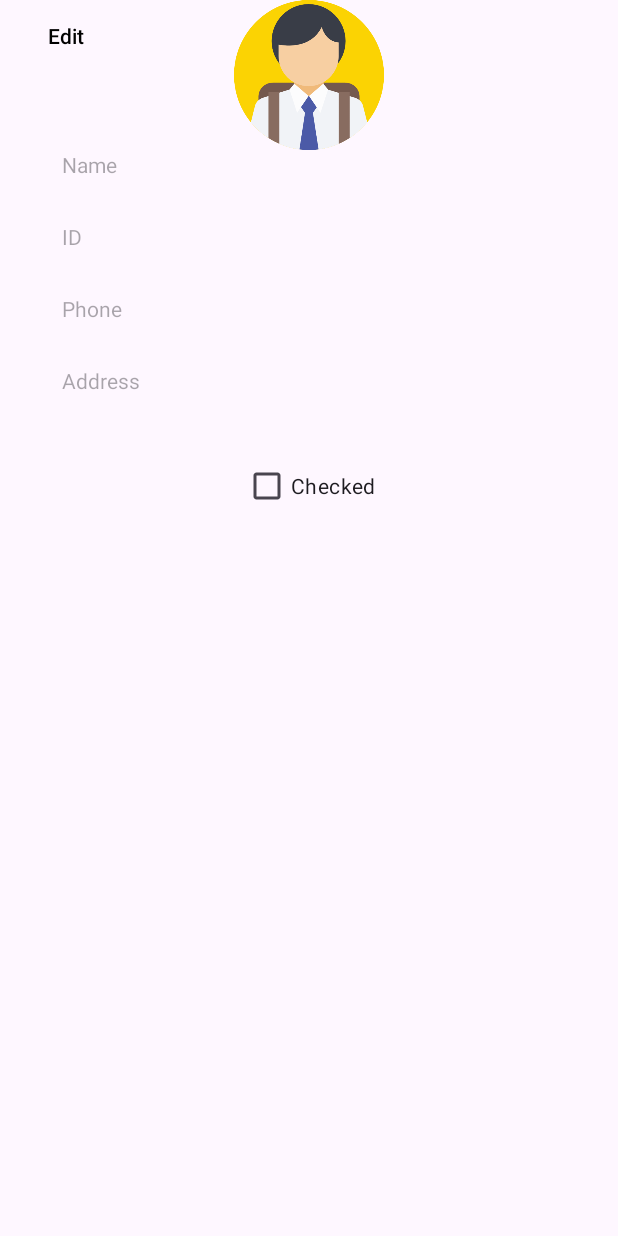
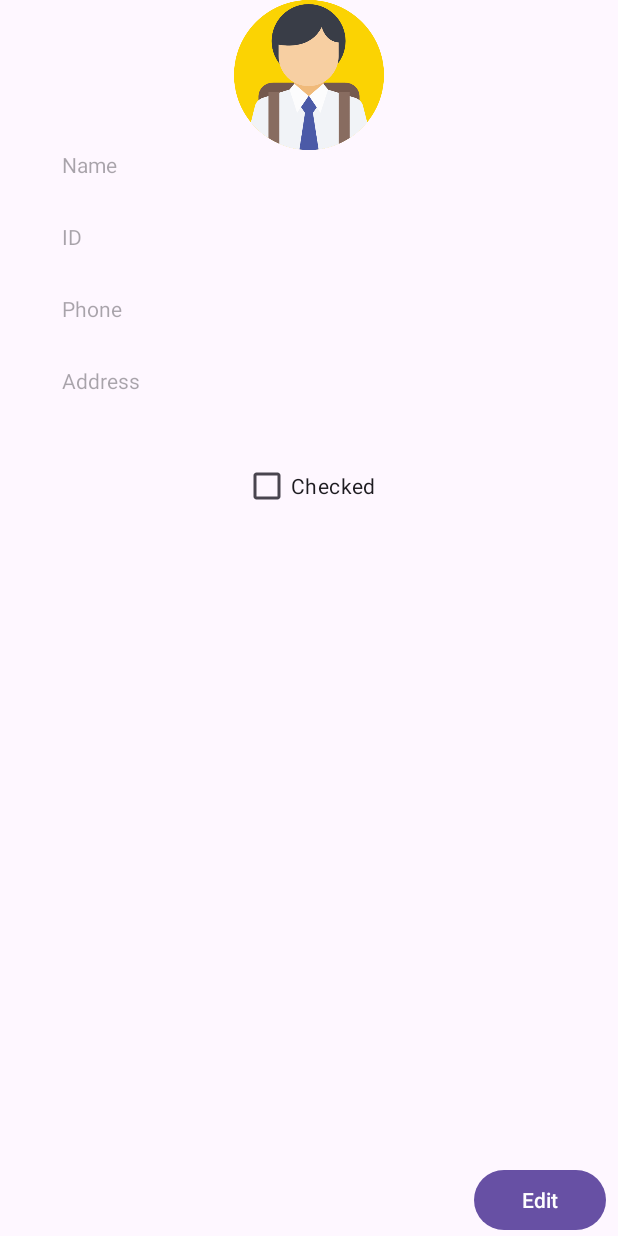
Before and after one commit to galCohen211/StudentApp, an Android app: the StudentDetails screen opened directly, with no data from a screen before it, on a phone screen of 412 x 824 dp. Run offline under Robolectric (Android 15) with nearby library versions, the phone set to English and light mode, and no system bars.

Commit message:
Front of details students and minor changes

```diff
--- a/app/src/main/res/layout/activity_student_details.xml
+++ b/app/src/main/res/layout/activity_student_details.xml
@@ -92,15 +92,13 @@
         app:layout_constraintWidth_percent="0.8"/>
 
     <Button
-        android:id="@+id/details_student_btn_edit"
+        android:id="@+id/student_details_edit_btn"
         android:layout_width="0dp"
         android:layout_height="wrap_content"
-        android:layout_weight="1"
-        android:backgroundTint="@android:color/transparent"
+        android:layout_marginEnd="8dp"
         android:text="Edit"
-        android:textColor="@android:color/black"
-        tools:ignore="MissingConstraints"
-        tools:layout_editor_absoluteX="291dp"
-        tools:layout_editor_absoluteY="635dp" />
+        app:layout_constraintBottom_toBottomOf="parent"
+        app:layout_constraintEnd_toEndOf="parent" />
+
 
 </androidx.constraintlayout.widget.ConstraintLayout>
```
Also changed, not shown: app/src/main/java/com/example/studentapp/Adapter/StudentAdapter.kt (+31 -33 lines), app/src/main/java/com/example/studentapp/StudentList.kt (+21 -25 lines).
